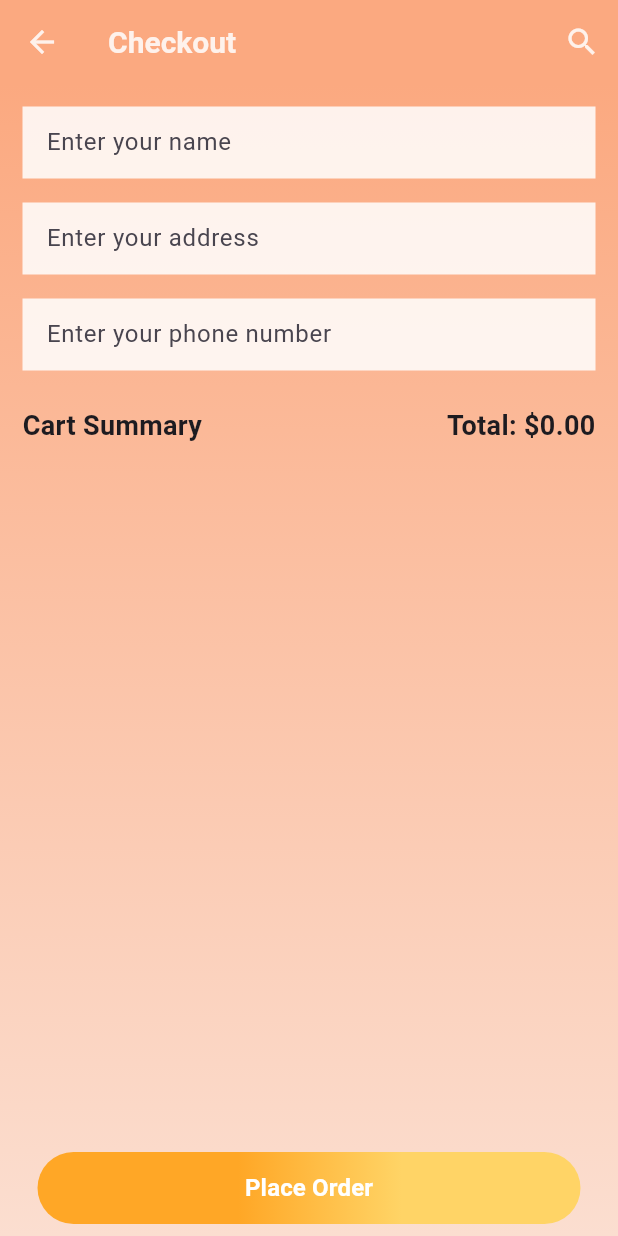
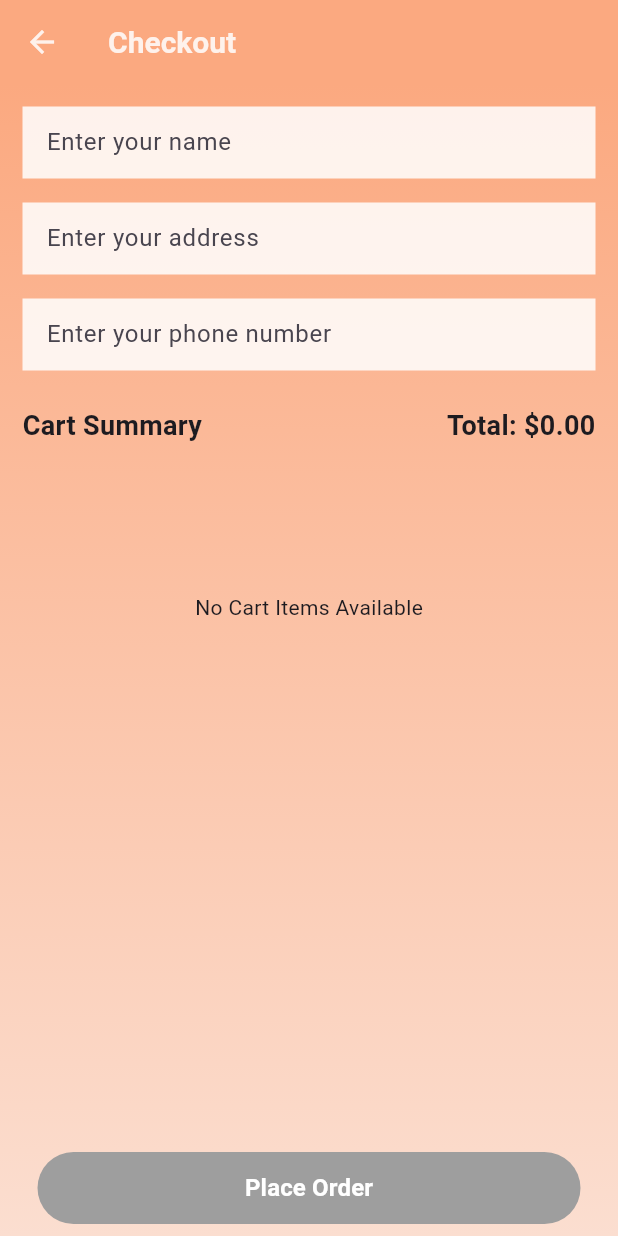
Before and after one commit to NishalyaPethiyagoda/sample_ecommerce_app, a Flutter app: the CheckoutScreen screen opened directly, on a phone screen of 412 x 824 dp. Run offline on Flutter 3.47's test engine with Material 3 defaults, Android fonts, the phone set to English and light mode, and no system bars; our stand-ins replace bloc, flutter_bloc; network calls fail.

Commit message:
validation added to text fields

```diff
--- a/lib/screens/checkout/view/checkout_screen.dart
+++ b/lib/screens/checkout/view/checkout_screen.dart
@@ -4,6 +4,7 @@ import 'package:sample_ecommerce_app/models/user_model.dart';
 import 'package:sample_ecommerce_app/providers/cart_provider.dart';
 import 'package:sample_ecommerce_app/util/calculation_functions.dart';
 import 'package:sample_ecommerce_app/widgets/bottom_button.dart';
+import 'package:sample_ecommerce_app/widgets/custom_popup.dart';
 import 'package:sample_ecommerce_app/widgets/product_cart_card.dart';
 
 
@@ -17,28 +18,24 @@ class CheckoutScreen extends StatefulWidget {
 class _CheckoutScreenState extends State<CheckoutScreen> {
   final GlobalKey<FormState> _key = GlobalKey<FormState>();
   UserModel user = UserModel(name: '', phoneNumber: '', shippingAddress: '');
+  bool autoValidate = false;
 
   @override
   Widget build(BuildContext context) {
     final cartProvider = Provider.of<CartProvider>(context);
     final cartItems = cartProvider.cartItemsList;
 
-    return Scaffold(
+    return Stack(
+      children: [
+        Scaffold(
           appBar: AppBar(
-        backgroundColor: Color.fromARGB(255, 251, 169, 128),
+            backgroundColor: const Color.fromARGB(255, 251, 169, 128),
             centerTitle: false,
             iconTheme: IconThemeData(color: Colors.white.withOpacity(0.85)),
             title: Text(
               "Checkout",
               style: TextStyle(fontSize: 20, fontWeight: FontWeight.w700, color: Colors.white.withOpacity(0.85)),
             ),
-        actions: [
-          IconButton(
-          onPressed: (){
-            // expandSearch = true;
-          },
-          icon: Icon(Icons.search)
-        ),]
           ),
           body: SafeArea(
             child: Container(
@@ -55,9 +52,7 @@ class _CheckoutScreenState extends State<CheckoutScreen> {
               child: Column(
                 children: [
                   Expanded(
-              child: Stack(
-                children: [
-                  SingleChildScrollView(
+                  child: SingleChildScrollView(
                     child: Padding(
                     padding: const EdgeInsets.all(15.0),
                     child: Column(
@@ -83,6 +78,9 @@ class _CheckoutScreenState extends State<CheckoutScreen> {
                                 onChanged: (value) {
                                   setState(() {
                                     user.name = value;
+                                    if(autoValidate){
+                                      _key.currentState?.validate();
+                                    }
                                   });
                                 },
                               ),
@@ -104,6 +102,9 @@ class _CheckoutScreenState extends State<CheckoutScreen> {
                                 onChanged: (value) {
                                   setState(() {
                                     user.shippingAddress = value;
+                                    if(autoValidate){
+                                      _key.currentState?.validate();
+                                    }
                                   });
                                 },
                               ),
@@ -125,6 +126,9 @@ class _CheckoutScreenState extends State<CheckoutScreen> {
                                 onChanged: (value) {
                                   setState(() {
                                     user.phoneNumber = value;
+                                    if(autoValidate){
+                                      _key.currentState?.validate();
+                                    }
                                   });
                                 },
                               ),
@@ -148,7 +152,8 @@ class _CheckoutScreenState extends State<CheckoutScreen> {
                         const SizedBox(height: 8),
                         SizedBox(
                           height: 200,
-                            child: ListView.builder(
+                          child: cartItems.isNotEmpty
+                            ? ListView.builder(
                                 itemCount: cartItems.length,
                                 itemBuilder: (context, index) {
                                   var item = cartItems[index];
@@ -156,10 +161,17 @@ class _CheckoutScreenState extends State<CheckoutScreen> {
                                     product: item,
                                   );
                                 },
-                            ),
+                              )
+                            : const Center(child: Text("No Cart Items Available"),)
                         ),
                         const SizedBox(height: 16),
                       ],
+                    ),
+                                        )
+                  ),
+                ),
+              ],
+            ),
           ),
         ),
       ),
@@ -169,22 +181,21 @@ class _CheckoutScreenState extends State<CheckoutScreen> {
         right: 25,
         child: AnimatedGradientButton(
           buttonText: "Place Order",
+          isButtonDisabled: cartItems.isEmpty ? true : false,
           onPressed: () {
+            setState(() {
+              autoValidate = true;
+            });
             if (_key.currentState?.validate() ?? false) {
-                          ScaffoldMessenger.of(context).showSnackBar(
-                            const SnackBar(content: Text('Processing order...')),
+              showCustomPopup(
+                context: context,
+                titleText: "Confirm",text: "Are you sure to Place Order? ",
+                buttonConfirmText: "Confirm", buttonCancelText: "Cancel"
               );
             }
           },
         ),
       ),
-                ],
-              ),
-            ),
-          ],
-        ),
-      ),
-    ),
-  );
+    ]);
   }
 }
```
Lines whose indentation alone changed are shown as unchanged.
